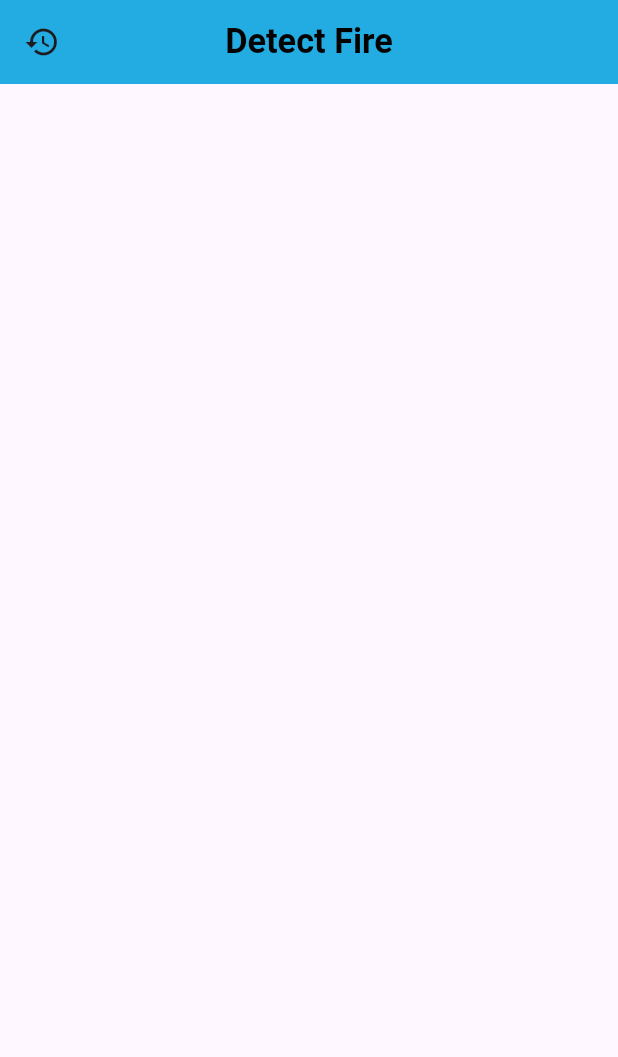
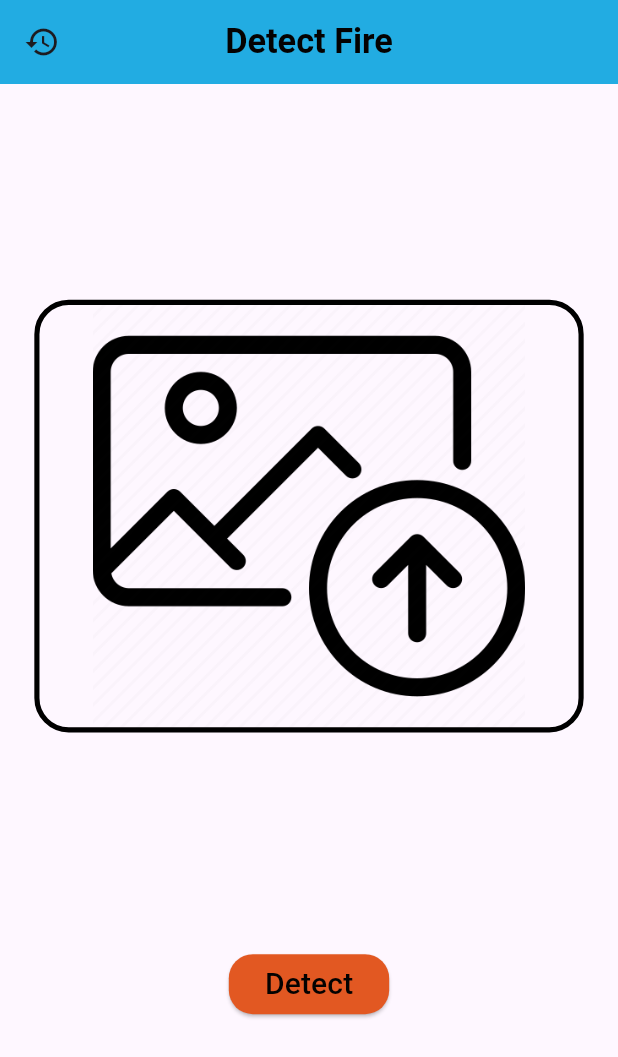
Before and after one commit to abdo2121nasser/fire_detector, a Flutter app: the screen it shows after launch, on a phone screen of 412 x 824 dp. Shown: the top 1057 px of the screen. Run offline on Flutter 3.47's test engine with Material 3 defaults, Android fonts, the phone set to English and light mode, and no system bars; our stand-ins replace device_preview, flutter_screenutil, go_router, image_picker.

Commit message:
finish the init design of detect fire screen

```diff
--- a/lib/core/utils/colors/colors.dart
+++ b/lib/core/utils/colors/colors.dart
@@ -1,7 +1,6 @@
 import 'dart:ui';
 
-class AppColor {
-  static const Color primaryColor = Color(0xffe25822);
-  static const Color secondaryColor = Color(0xff22ace2);
-  static const Color textColor = Color(0xff040201);
-}
+
+   const Color kPrimaryColor = Color(0xffe25822);
+   const Color kSecondaryColor = Color(0xff22ace2);
+   const Color kTextColor = Color(0xff040201);
--- /dev/null
+++ b/lib/core/utils/component/general_button_widget.dart
@@ -0,0 +1,37 @@
+import 'package:fire_detector/core/utils/values/font_size.dart';
+import 'package:flutter/material.dart';
+
+class GeneralButtonWidget extends StatelessWidget {
+  final String label;
+  final VoidCallback function;
+  final double? width, height;
+  final double borderRadius;
+  final Color textColor, backgroundColor;
+
+  const GeneralButtonWidget(
+      {super.key,
+      required this.label,
+      required this.function,
+      this.width,
+      this.height,
+      required this.textColor,
+      required this.backgroundColor,
+      required this.borderRadius});
+
+  @override
+  Widget build(BuildContext context) {
+    return ElevatedButton(
+        onPressed: function,
+        style: ElevatedButton.styleFrom(
+          shape: RoundedRectangleBorder(
+              borderRadius: BorderRadius.circular(borderRadius)),
+          backgroundColor: backgroundColor,
+          fixedSize:
+              width == null || height == null ? null : Size(width!, height!),
+        ),
+        child: Text(
+          label,
+          style: TextStyle(fontSize: 20, color: textColor),
+        ));
+  }
+}
--- a/lib/core/utils/values/font_size.dart
+++ b/lib/core/utils/values/font_size.dart
@@ -1,10 +1,8 @@
 import 'package:flutter_screenutil/flutter_screenutil.dart';
 
-class AppFontSize{
 
 
-  static double s14=14.sp;
-  static double s16=16.sp;
-  static double s18=18.sp;
-  static double s20=20.sp;
-}
+  double k14Sp=14.sp;
+  double k16Sp=16.sp;
+  double k18Sp=18.sp;
+  double k20Sp=20.sp;
--- a/lib/features/detector_feature/screens/fire_detector_screen.dart
+++ b/lib/features/detector_feature/screens/fire_detector_screen.dart
@@ -1,16 +1,22 @@
 import 'package:fire_detector/core/utils/colors/colors.dart';
+import 'package:fire_detector/core/utils/values/app_size.dart';
 import 'package:fire_detector/core/utils/values/font_size.dart';
 import 'package:flutter/material.dart';
 
 import '../widgets/custom_app_bar_widget.dart';
+import '../widgets/detect_fire_body_widget.dart';
 
 class FireDetectorScreen extends StatelessWidget {
   const FireDetectorScreen({super.key});
 
   @override
   Widget build(BuildContext context) {
-    return const Scaffold(
-      appBar: CustomAppBarWidget(),
+    return Scaffold(
+      appBar: const CustomAppBarWidget(),
+      body: Padding(
+        padding: EdgeInsets.symmetric(horizontal: k20H),
+        child: DetectFireBodyWidget(),
+      ),
     );
   }
 }
--- a/lib/features/detector_feature/widgets/custom_app_bar_widget.dart
+++ b/lib/features/detector_feature/widgets/custom_app_bar_widget.dart
@@ -12,13 +12,13 @@ class CustomAppBarWidget extends StatelessWidget implements PreferredSizeWidget
   Widget build(BuildContext context) {
     return AppBar(
       leading: IconButton(onPressed: () {}, icon: const Icon(Icons.history)),
-      backgroundColor: AppColor.secondaryColor,
+      backgroundColor: kSecondaryColor,
       title: Text(
         "Detect Fire",
         style: TextStyle(
-            color: AppColor.textColor,
+            color: kTextColor,
             fontWeight: FontWeight.bold,
-            fontSize: AppFontSize.s20),
+            fontSize: k20Sp),
       ),
       centerTitle: true,
     );
--- /dev/null
+++ b/lib/features/detector_feature/widgets/detect_button_widget.dart
@@ -0,0 +1,21 @@
+import 'package:flutter/material.dart';
+
+import '../../../core/utils/colors/colors.dart';
+import '../../../core/utils/component/general_button_widget.dart';
+import '../../../core/utils/values/app_size.dart';
+
+class DetectButtonWidget extends StatelessWidget {
+  const DetectButtonWidget({super.key});
+
+
+
+  @override
+  Widget build(BuildContext context) {
+    return GeneralButtonWidget(
+        label: "Detect",
+        function: (){},
+        textColor: kTextColor,
+        backgroundColor: kPrimaryColor,
+        borderRadius: k14R);
+  }
+}
--- /dev/null
+++ b/lib/features/detector_feature/widgets/detect_fire_body_widget.dart
@@ -0,0 +1,99 @@
+import 'package:fire_detector/core/utils/component/general_button_widget.dart';
+import 'package:flutter/material.dart';
+
+import 'package:fire_detector/core/utils/colors/colors.dart';
+import 'package:fire_detector/core/utils/values/app_size.dart';
+import 'package:fire_detector/core/utils/values/font_size.dart';
+import 'package:flutter_screenutil/flutter_screenutil.dart';
+import 'package:image_picker/image_picker.dart';
+
+import 'detect_button_widget.dart';
+import 'detector_image_container_widget.dart';
+import 'download_button_widget.dart';
+
+class DetectFireBodyWidget extends StatelessWidget {
+  const DetectFireBodyWidget({
+    super.key,
+  });
+
+  @override
+  Widget build(BuildContext context) {
+    return Column(
+      mainAxisSize: MainAxisSize.max,
+      mainAxisAlignment: MainAxisAlignment.spaceEvenly,
+      children: [
+        DetectorImageContainerWidget(),
+        DetectButtonWidget(),
+
+
+        // DownloadButtonWidget()
+      ],
+    );
+  }
+}
+
+
+
+
+
+class ImagePickerBottomSheet {
+  static void show(BuildContext context, Function(ImageSource) onImageSelected) {
+    showModalBottomSheet(
+      context: context,
+      shape: const RoundedRectangleBorder(
+        borderRadius: BorderRadius.vertical(top: Radius.circular(16)),
+      ),
+      builder: (context) {
+        return Padding(
+          padding: const EdgeInsets.all(16.0),
+          child: Row(
+            mainAxisAlignment: MainAxisAlignment.spaceEvenly,
+            children: [
+              _buildOption(
+                icon: Icons.camera_alt,
+                label: "Camera",
+                color: Colors.blue,
+                onTap: () {
+                  Navigator.pop(context);
+                  onImageSelected(ImageSource.camera);
+                },
+              ),
+              _buildOption(
+                icon: Icons.photo_library,
+                label: "Gallery",
+                color: Colors.green,
+                onTap: () {
+                  Navigator.pop(context);
+                  onImageSelected(ImageSource.gallery);
+                },
+              ),
+            ],
+          ),
+        );
+      },
+    );
+  }
+
+  static Widget _buildOption({
+    required IconData icon,
+    required String label,
+    required Color color,
+    required VoidCallback onTap,
+  }) {
+    return GestureDetector(
+      onTap: onTap,
+      child: Column(
+        mainAxisSize: MainAxisSize.min,
+        children: [
+          CircleAvatar(
+            backgroundColor: color.withOpacity(0.2),
+            radius: 30,
+            child: Icon(icon, color: color, size: 30),
+          ),
+          const SizedBox(height: 8),
+          Text(label, style: TextStyle(fontSize: 16, fontWeight: FontWeight.bold)),
+        ],
+      ),
+    );
+  }
+}
--- /dev/null
+++ b/lib/features/detector_feature/widgets/detector_image_container_widget.dart
@@ -0,0 +1,38 @@
+import 'package:flutter/cupertino.dart';
+import 'package:flutter/material.dart';
+
+import '../../../core/utils/values/app_size.dart';
+import 'detect_fire_body_widget.dart';
+
+class DetectorImageContainerWidget extends StatelessWidget {
+  const DetectorImageContainerWidget({
+    super.key,
+  });
+
+  @override
+  Widget build(BuildContext context) {
+    return InkWell(
+      onTap: () {
+        ImagePickerBottomSheet.show(context, (source) {
+          // Handle the selected source
+          print("Selected source: $source");
+        });
+
+      },
+      child: Container(
+        height: MediaQuery.maybeOf(context)!.size.height * 0.35,
+        alignment: Alignment.center,
+        decoration: BoxDecoration(
+            image: DecorationImage(
+              image: Image.asset(
+                "assets/select_image.jpg",
+                fit: BoxFit.cover,
+              ).image,
+            ),
+            borderRadius: BorderRadius.circular(k20R),
+            border: Border.all(width: k3H)
+        ),
+      ),
+    );
+  }
+}
```
Also changed, not shown: lib/core/utils/values/app_size.dart (+16 -27 lines), lib/features/detector_feature/widgets/download_button_widget.dart (added, +21 -0 lines), assets/select_image.jpg (added).
